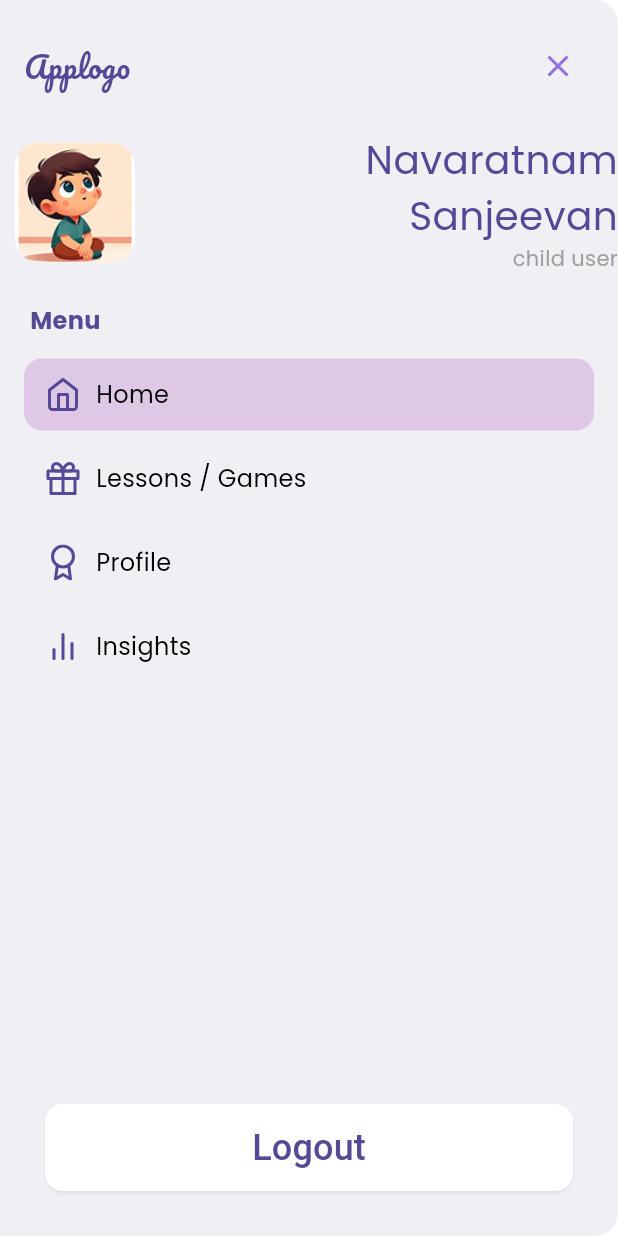
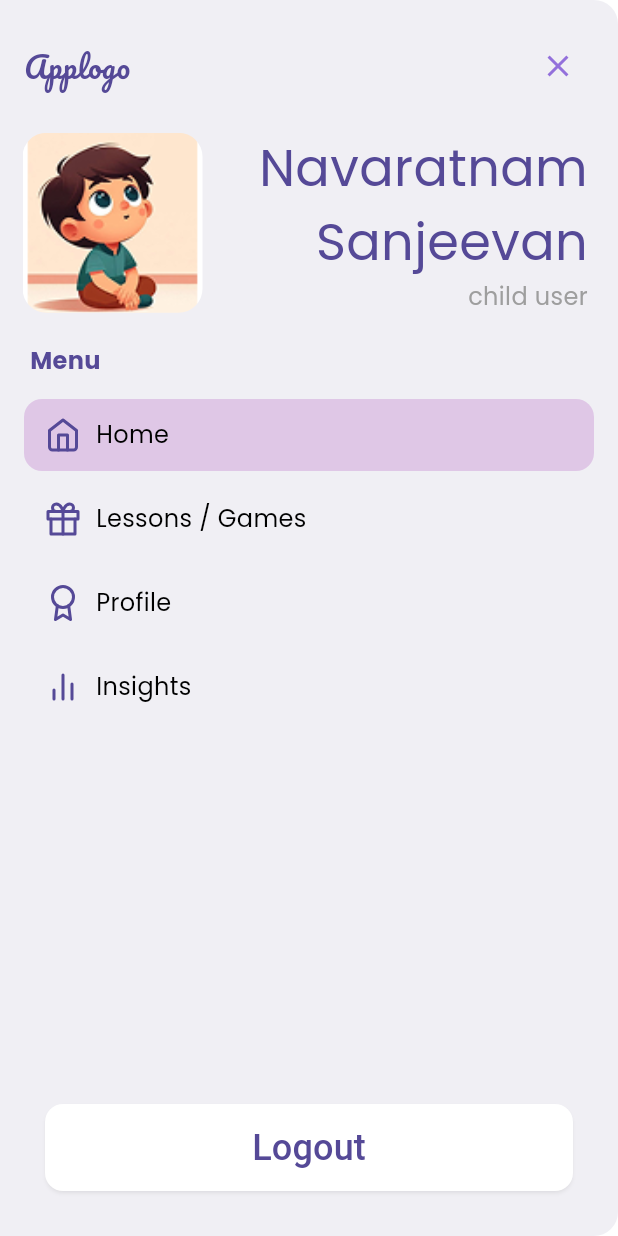
Before and after one commit to IT21273858/24-25J-133-app, a Flutter app: the ProfileChild screen opened directly, after a tap on the "menu" icon, on a phone screen of 412 x 824 dp. Run offline on Flutter 3.47's test engine with Material 3 defaults, Android fonts, the light colour scheme and no system bars; our stand-ins replace fl_chart, flutter_feather_icons, google_fonts.

Commit message:
menu bar titile and user image aligned

```diff
--- a/dyslexia/lib/CustomDrawer.dart
+++ b/dyslexia/lib/CustomDrawer.dart
@@ -45,21 +45,21 @@ class _CustomDrawerState extends State<CustomDrawer> {
               children: [
                 Padding(padding: EdgeInsets.only(left: 40)),
                 Row(
+                  spacing: 10,
                   crossAxisAlignment: CrossAxisAlignment.center,
                   children: [
-                    SizedBox(width: 10), // Left padding
+                    SizedBox(width: 5), // Left padding
                     // Profile Image
                     ClipRRect(
                       borderRadius: BorderRadius.circular(16),
                       child: Image.asset(
                         "assets/images/menu_user.png",
-                        width: 80,
-                        height: 80,
+                        width: 120,
+                        height: 120,
                         fit: BoxFit.cover,
                       ),
                     ),
 
-                    SizedBox(width: 12), // Spacing between image and text
                     // Name & Role (Aligned Right)
                     Expanded(
                       child: Align(
@@ -81,7 +81,7 @@ class _CustomDrawerState extends State<CustomDrawer> {
                               "child user",
                               style: TextStyle(
                                 color: Colors.grey,
-                                fontSize: 14,
+                                fontSize: 16,
                               ),
                               textAlign: TextAlign.right, // Align text right
                             ),
@@ -89,6 +89,7 @@ class _CustomDrawerState extends State<CustomDrawer> {
                         ),
                       ),
                     ),
+                    SizedBox(width: 10),
                   ],
                 ),
               ],
--- a/dyslexia/lib/variables.dart
+++ b/dyslexia/lib/variables.dart
@@ -93,6 +93,6 @@ final TextStyle menuAppLogoStyle = GoogleFonts.pacifico(
   color: menuColor,
 );
 final TextStyle menuAppHeadingStyle = GoogleFonts.poppins(
-  fontSize: 26,
+  fontSize: 34,
   color: menuColor,
 );
```
